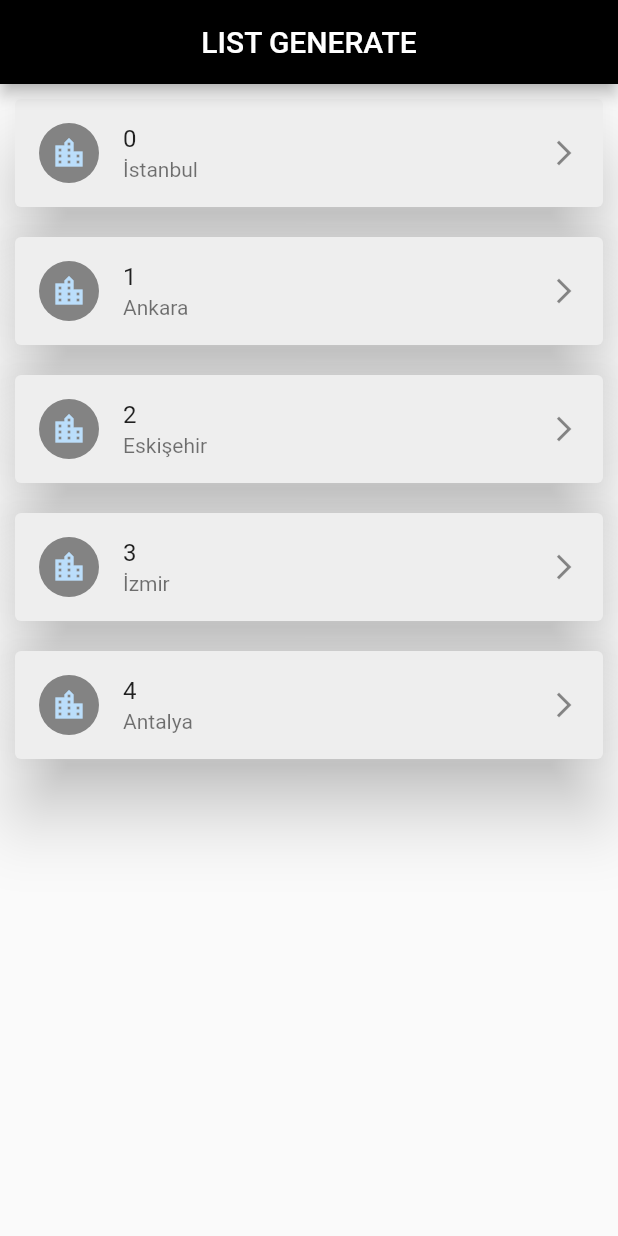
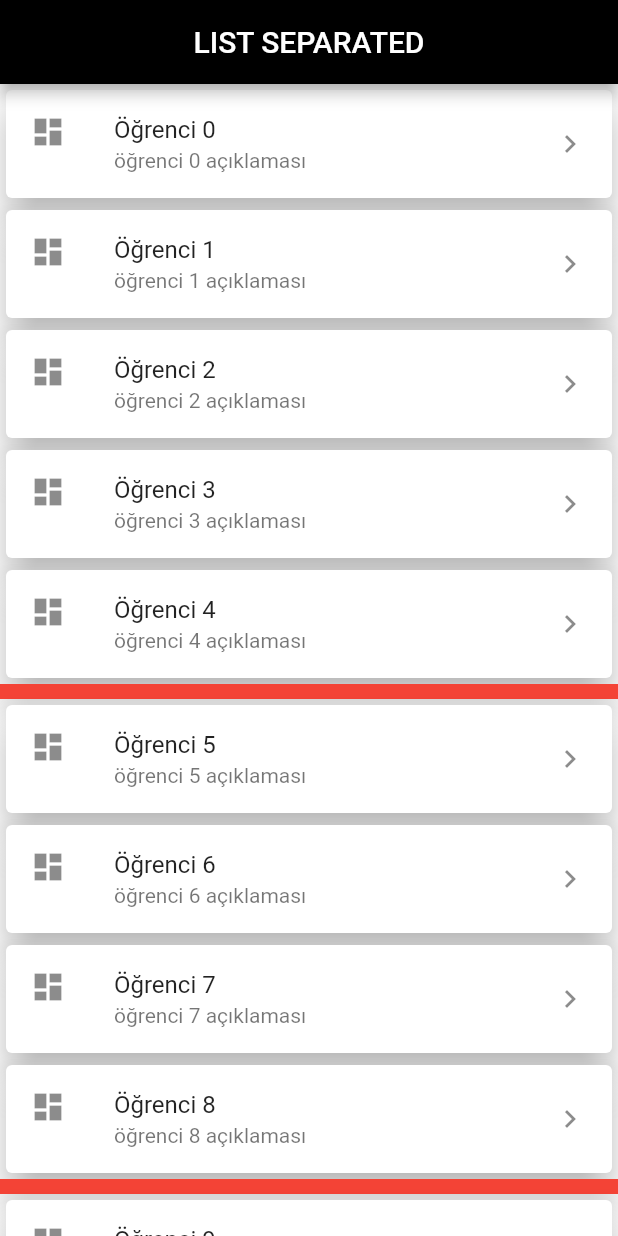
Before and after one commit to harunayyildiz/flutterwidget, a Flutter app: the screen it shows after launch, on a phone screen of 412 x 824 dp. Run offline on Flutter 3.47's test engine with Material 2 defaults, Android fonts, the phone set to English and light mode, and no system bars; our stand-ins replace carousel_slider, curved_navigation_bar, fluttertoast.

Commit message:
six load

```diff
--- /dev/null
+++ b/lib/Liste/ListeYapisi2.dart
@@ -0,0 +1,53 @@
+import 'package:flutter/material.dart';
+import 'package:fluttertoast/fluttertoast.dart';
+class etkin_Liste extends StatelessWidget {
+  List<Ogrenci> tumOgrenciler = [];
+  @override
+  Widget build(BuildContext context) {
+    tumOgrenciler = List.generate(20,
+            (index) => Ogrenci("Öğrenci $index", "öğrenci $index açıklaması",
+            index % 2 == 0 ? true : false));
+            //index cinsiyet için alınıyor
+    return ListView.separated(
+      //çok kullanılan listelerde araya seperator atmak yada araya witget koymak istenilen durumlarda kullanılır...
+      separatorBuilder: (context, index) {
+        if (index % 4 == 0 && index != 0) {
+          return Container(
+            height: 10,
+            color: Colors.red,
+          );
+        } else {
+          return Container();
+        }
+      },
+      itemCount: 20,
+      itemBuilder: (context, index) => Card(
+        child: ListTile(
+          leading: Icon(Icons.dashboard),
+          title: Text(tumOgrenciler[index]._isim),
+          subtitle: Text(tumOgrenciler[index]._aciklama),
+          trailing: Icon(Icons.chevron_right),
+          onTap: () {
+            Fluttertoast.showToast(                              //toast mesaage   pubspec.yaml kullandık
+                msg: "Tıklanılan Öğe : $index",
+                toastLength: Toast.LENGTH_SHORT,
+                gravity: ToastGravity.BOTTOM,
+                timeInSecForIos: 10,
+                backgroundColor: Colors.black87,
+                textColor: Colors.white,
+                fontSize: 16.0);
+          },
+        ),
+        elevation: 10,
+          //color: index % 2 == 0 ? Colors.red.shade100 : Colors.grey.shade400,
+      ),
+    );
+  }
+}
+
+class Ogrenci {
+  String _isim;
+  String _aciklama;
+  bool _cins;
+  Ogrenci(this._isim, this._aciklama, this._cins);
+}
--- a/lib/main.dart
+++ b/lib/main.dart
@@ -1,5 +1,6 @@
 import 'package:flutter/material.dart';
-import 'package:flutterwidget/Liste/ListeYapisi.dart';
+
+import 'Liste/ListeYapisi2.dart';
 void main()=>runApp(StartApp());
 class StartApp extends StatelessWidget {
   @override
@@ -12,8 +13,8 @@ class StartApp extends StatelessWidget {
       home:Scaffold(
       appBar: AppBar(
       centerTitle: true,
-    title: Text("LIST GENERATE"),),
-    body: ListeYapisi(),
+    title: Text("LIST SEPARATED"),),
+    body: etkin_Liste(),
       ),
     );
   }
--- a/pubspec.yaml
+++ b/pubspec.yaml
@@ -21,6 +21,7 @@ dependencies:
     sdk: flutter
   carousel_slider: ^1.4.1
   curved_navigation_bar: ^0.3.2
+  fluttertoast: ^3.1.3
 
   # The following adds the Cupertino Icons font to your application.
   # Use with the CupertinoIcons class for iOS style icons.
```
Also changed, not shown: pubspec.lock.
